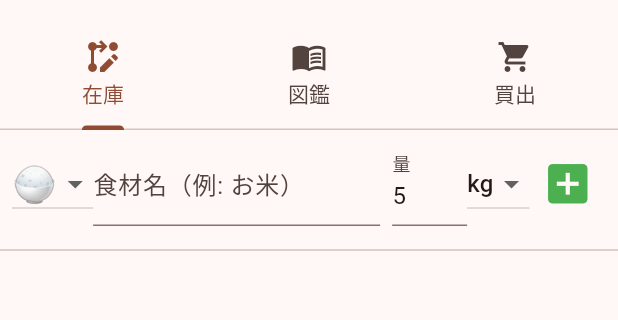
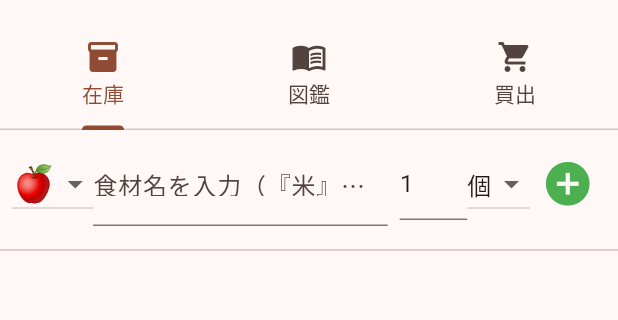
Before and after one commit to cdsa1230126-ai/reizoko_app, a Flutter app: the screen it shows after launch, on a phone screen of 412 x 824 dp, the part 65-385 px from its top. Run offline on Flutter 3.47's test engine with Material 3 defaults, Android fonts, the phone set to English and light mode, and no system bars; our stand-ins replace camera, shared_preferences; missing offline and left inert: dart:html.

Commit message:
Web版の反映

```diff
--- a/lib/main.dart
+++ b/lib/main.dart
@@ -15,24 +15,19 @@ void main() async {
   runApp(ReizokoApp(cameras: cameras));
 }
 
-class ReizokoApp extends StatefulWidget {
+class ReizokoApp extends StatelessWidget {
   final List<CameraDescription> cameras;
   const ReizokoApp({super.key, required this.cameras});
 
-  @override
-  State<ReizokoApp> createState() => _ReizokoAppState();
-}
-
-class _ReizokoAppState extends State<ReizokoApp> {
   @override
   Widget build(BuildContext context) {
     return MaterialApp(
       title: '冷蔵庫RPG',
       theme: ThemeData(
-        colorScheme: ColorScheme.fromSeed(seedColor: Colors.brown), // お米・大地の色
+        colorScheme: ColorScheme.fromSeed(seedColor: Colors.orange.shade900),
         useMaterial3: true,
       ),
-      home: ReizokoHomePage(cameras: widget.cameras),
+      home: ReizokoHomePage(cameras: cameras),
     );
   }
 }
@@ -52,10 +47,10 @@ class _ReizokoHomePageState extends State<ReizokoHomePage> with TickerProviderSt
   String characterMode = "長老";
 
   final TextEditingController _itemController = TextEditingController();
-  final TextEditingController _countController = TextEditingController(text: "5"); // 米5kgなどを想定
-  DateTime _selectedDate = DateTime.now().add(const Duration(days: 30));
-  String _selectedIcon = "🍚";
-  String _selectedUnit = "kg";
+  final TextEditingController _countController = TextEditingController(text: "1");
+  DateTime _selectedDate = DateTime.now().add(const Duration(days: 7));
+  String _selectedIcon = "🍎";
+  String _selectedUnit = "個";
 
   late AnimationController _blinkController;
 
@@ -67,14 +62,35 @@ class _ReizokoHomePageState extends State<ReizokoHomePage> with TickerProviderSt
       vsync: this,
       duration: const Duration(milliseconds: 700),
     )..repeat(reverse: true);
+
+    // 食材名の入力を監視して、自動で単位を変える設定
+    _itemController.addListener(_autoDetectRice);
   }
 
   @override
   void dispose() {
+    _itemController.removeListener(_autoDetectRice);
+    _itemController.dispose();
+    _countController.dispose();
     _blinkController.dispose();
     super.dispose();
   }
 
+  // 「米」という文字が入ったら自動で kg と 5 に設定する
+  void _autoDetectRice() {
+    String text = _itemController.text;
+    if (text.contains("米") || text.contains("こめ") || text.contains("コメ")) {
+      if (_selectedUnit != "kg") {
+        setState(() {
+          _selectedUnit = "kg";
+          _selectedIcon = "🍚";
+          _countController.text = "5"; // お米ならとりあえず5kgを提案
+        });
+      }
+    }
+  }
+
+  // --- データの保存・読込 ---
   Future<void> _loadData() async {
     final prefs = await SharedPreferences.getInstance();
     setState(() {
@@ -98,42 +114,37 @@ class _ReizokoHomePageState extends State<ReizokoHomePage> with TickerProviderSt
     html.window.speechSynthesis?.speak(utterance);
   }
 
+  // --- 食材追加 ---
   void _addItem() {
     if (_itemController.text.isEmpty) return;
-    String name = _itemController.text;
-    double count = double.tryParse(_countController.text) ?? 1.0;
-
     setState(() {
       inventory.add({
-        "name": name,
+        "name": _itemController.text,
         "icon": _selectedIcon,
-        "count": count,
+        "count": double.tryParse(_countController.text) ?? 1.0,
         "unit": _selectedUnit,
         "expiry": _selectedDate.toIso8601String(),
       });
-      if (!monsterBook.any((m) => m['name'] == name)) {
-        monsterBook.add({"name": name, "icon": _selectedIcon, "unit": _selectedUnit});
+      if (!monsterBook.any((m) => m['name'] == _itemController.text)) {
+        monsterBook.add({"name": _itemController.text, "icon": _selectedIcon});
       }
       _itemController.clear();
+      _countController.text = "1";
+      _selectedUnit = "個"; // 追加後はリセット
     });
     _saveData();
-    _speak("$name を保管庫に入れたぞ。");
+    _speak("新しい魔物を保管したぞ。");
   }
 
-  // --- 重さ・合数の換算ロジック ---
+  // --- 消費ロジック ---
   void _consumeRice(int index, double goCount) {
     setState(() {
-      // 1合 = 0.15kg として計算
-      double consumeWeight = goCount * 0.15;
-      inventory[index]['count'] = (inventory[index]['count'] - consumeWeight);
-
-      if (inventory[index]['count'] <= 0.01) { // ほぼ0になったら削除
-        String name = inventory[index]['name'];
-        if (!shoppingList.contains(name)) shoppingList.add(name);
+      double weight = goCount * 0.15; // 1合 = 0.15kg
+      inventory[index]['count'] -= weight;
+      if (inventory[index]['count'] <= 0) {
+        if (!shoppingList.contains(inventory[index]['name'])) shoppingList.add(inventory[index]['name']);
         inventory.removeAt(index);
-        _speak(characterMode == "長老" ? "米びつが空じゃ！買い出しに行くのじゃ。" : "お米がなくなりました。");
-      } else {
-        _speak("$goCount 合 炊いたな。残り ${(inventory[index]['count'] as double).toStringAsFixed(2)} キロじゃ。");
+        _speak("米が尽きた！買出リストに書いたぞ。");
       }
     });
     _saveData();
@@ -141,10 +152,9 @@ class _ReizokoHomePageState extends State<ReizokoHomePage> with TickerProviderSt
 
   void _updateCount(int index, double delta) {
     setState(() {
-      inventory[index]['count'] = (inventory[index]['count'] + delta);
+      inventory[index]['count'] += delta;
       if (inventory[index]['count'] <= 0) {
-        String name = inventory[index]['name'];
-        if (!shoppingList.contains(name)) shoppingList.add(name);
+        if (!shoppingList.contains(inventory[index]['name'])) shoppingList.add(inventory[index]['name']);
         inventory.removeAt(index);
       }
     });
@@ -159,20 +169,20 @@ class _ReizokoHomePageState extends State<ReizokoHomePage> with TickerProviderSt
         appBar: AppBar(
           title: Text("冷蔵庫RPG - $characterMode"),
           bottom: const TabBar(
-            tabs: [Tab(icon: Icon(Icons.rebase_edit), text: "在庫"), Tab(icon: Icon(Icons.menu_book), text: "図鑑"), Tab(icon: Icon(Icons.shopping_cart), text: "買出")],
+            tabs: [Tab(icon: Icon(Icons.inventory), text: "在庫"), Tab(icon: Icon(Icons.menu_book), text: "図鑑"), Tab(icon: Icon(Icons.shopping_cart), text: "買出")],
           ),
         ),
-        body: TabBarView(children: [ _buildMainPage(), _buildMonsterBook(), _buildShoppingList() ]),
+        body: TabBarView(
+          children: [ _buildInventoryPage(), _buildBookPage(), _buildShoppingPage() ],
+        ),
       ),
     );
   }
 
-  Widget _buildMainPage() {
-    return Column(children: [_buildInputArea(), const Divider(), Expanded(child: _buildInventoryList())]);
-  }
-
-  Widget _buildInputArea() {
-    return Padding(
+  Widget _buildInventoryPage() {
+    return Column(
+      children: [
+        Padding(
           padding: const EdgeInsets.all(8.0),
           child: Column(
             children: [
@@ -180,70 +190,64 @@ class _ReizokoHomePageState extends State<ReizokoHomePage> with TickerProviderSt
                 children: [
                   DropdownButton<String>(
                     value: _selectedIcon,
-                items: ["🍚", "🥩", "🥦", "🥛", "🐟", "🍎"].map((s) => DropdownMenuItem(value: s, child: Text(s, style: const TextStyle(fontSize: 24)))).toList(),
+                    items: ["🍎", "🥩", "🥦", "🥛", "🐟", "🍚"].map((s) => DropdownMenuItem(value: s, child: Text(s, style: const TextStyle(fontSize: 24)))).toList(),
                     onChanged: (v) => setState(() => _selectedIcon = v!),
                   ),
-              Expanded(child: TextField(controller: _itemController, decoration: const InputDecoration(labelText: "食材名（例: お米）"))),
+                  Expanded(child: TextField(controller: _itemController, decoration: const InputDecoration(labelText: "食材名を入力（『米』で自動切替）"))),
                   const SizedBox(width: 8),
-              SizedBox(width: 50, child: TextField(controller: _countController, keyboardType: TextInputType.number, decoration: const InputDecoration(labelText: "量"))),
+                  SizedBox(width: 45, child: TextField(controller: _countController, keyboardType: TextInputType.number)),
                   DropdownButton<String>(
                     value: _selectedUnit,
-                items: ["kg", "g", "個", "本"].map((s) => DropdownMenuItem(value: s, child: Text(s))).toList(),
+                    items: ["個", "kg", "g", "本"].map((s) => DropdownMenuItem(value: s, child: Text(s))).toList(),
                     onChanged: (v) => setState(() => _selectedUnit = v!),
                   ),
-              IconButton(icon: const Icon(Icons.add_box, color: Colors.green, size: 35), onPressed: _addItem),
+                  IconButton(icon: const Icon(Icons.add_circle, color: Colors.green, size: 35), onPressed: _addItem),
                 ],
               ),
             ],
           ),
-    );
-  }
-
-  Widget _buildInventoryList() {
-    return ListView.builder(
+        ),
+        const Divider(),
+        Expanded(
+          child: ListView.builder(
             itemCount: inventory.length,
             itemBuilder: (context, index) {
               final item = inventory[index];
-        final String unit = item['unit'] ?? "個";
-        final double count = item['count'];
-        final bool isRice = unit == "kg"; // kg登録のものを米として扱う
-
+              final bool isRice = item['unit'] == "kg";
               return Card(
-          margin: const EdgeInsets.symmetric(horizontal: 10, vertical: 4),
                 child: ListTile(
                   leading: Text(item['icon'], style: const TextStyle(fontSize: 30)),
                   title: Text(item['name']),
-            subtitle: Text("在庫: ${count.toStringAsFixed(2)} $unit"),
+                  subtitle: Text("${item['count'].toStringAsFixed(2)} ${item['unit']}"),
                   trailing: Row(
                     mainAxisSize: MainAxisSize.min,
                     children: [
                       if (isRice) ...[
-                  // お米専用：合で減らすボタン
-                  ElevatedButton(
-                    onPressed: () => _consumeRice(index, 1),
-                    style: ElevatedButton.styleFrom(padding: const EdgeInsets.symmetric(horizontal: 8), backgroundColor: Colors.orange.shade50),
-                    child: const Text("1合炊く", style: TextStyle(fontSize: 11)),
-                  ),
+                        ElevatedButton(onPressed: () => _consumeRice(index, 1), child: const Text("1合")),
                         const SizedBox(width: 4),
-                  ElevatedButton(
-                    onPressed: () => _consumeRice(index, 2),
-                    style: ElevatedButton.styleFrom(padding: const EdgeInsets.symmetric(horizontal: 8), backgroundColor: Colors.orange.shade100),
-                    child: const Text("2合", style: TextStyle(fontSize: 11)),
-                  ),
+                        ElevatedButton(onPressed: () => _consumeRice(index, 2), child: const Text("2合")),
                       ] else ...[
-                  // 通常食材：1個ずつ減らす
-                  IconButton(icon: const Icon(Icons.remove_circle_outline, color: Colors.orange), onPressed: () => _updateCount(index, -1)),
+                        IconButton(icon: const Icon(Icons.remove_circle_outline), onPressed: () => _updateCount(index, -1)),
+                        IconButton(icon: const Icon(Icons.add_circle_outline), onPressed: () => _updateCount(index, 1)),
                       ],
-                IconButton(icon: const Icon(Icons.add_circle_outline, color: Colors.blue), onPressed: () => _updateCount(index, isRice ? 0.5 : 1)),
                     ],
                   ),
                 ),
               );
             },
+          ),
+        ),
+      ],
     );
   }
 
-  // --- 以下、図鑑と買い物リストは前回同様 ---
-  Widget _buildMonsterBook() { /* 前回と同じ GridView.builder ... */ return const Center(child: Text("図鑑は冒険の記録じゃ")); }
-  Widget _buildShoppingList() { /* 前回と同じ ListView.builder ... */ return const Center(child: Text("買い出しメモじゃ")); }
+  Widget _buildBookPage() { return GridView.builder(gridDelegate: const SliverGridDelegateWithFixedCrossAxisCount(crossAxisCount: 3), itemCount: monsterBook.length, itemBuilder: (context, index) {
+    final monster = monsterBook[index];
+    bool inStock = inventory.any((i) => i['name'] == monster['name']);
+    return Card(color: inStock ? Colors.orange.shade50 : Colors.grey.shade200, child: Column(mainAxisAlignment: MainAxisAlignment.center, children: [Text(monster['icon'], style: const TextStyle(fontSize: 30)), Text(monster['name'])]));
+  }); }
+
+  Widget _buildShoppingPage() { return ListView.builder(itemCount: shoppingList.length, itemBuilder: (context, index) {
+    return ListTile(leading: const Icon(Icons.shopping_cart), title: Text(shoppingList[index]), onTap: () => setState(() => shoppingList.removeAt(index)));
+  }); }
 }
```
Lines whose indentation alone changed are shown as unchanged.
